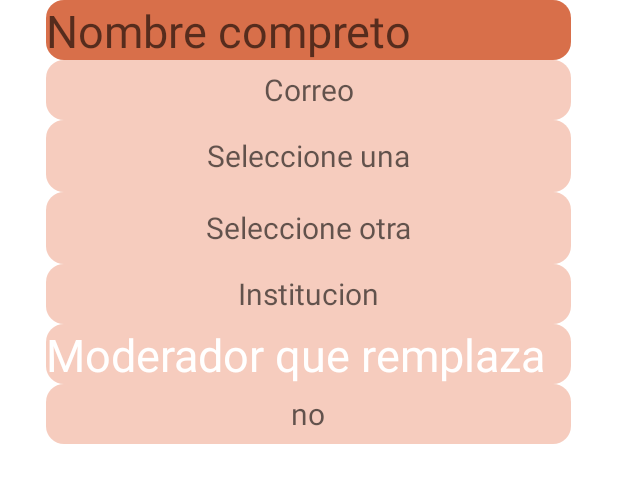
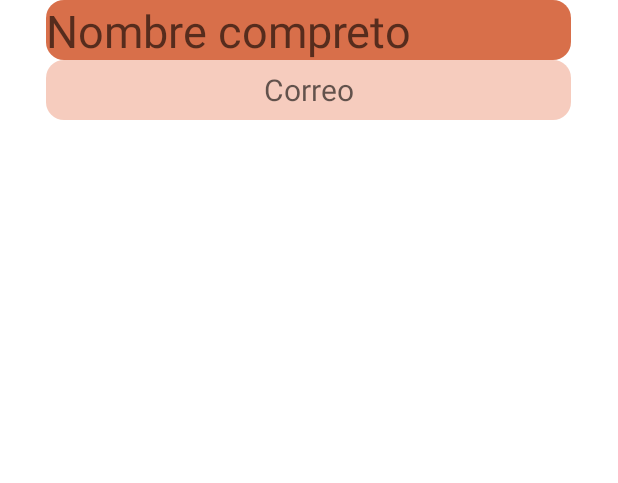
Before and after one commit to edwin-wq/ComMovProyecto, an Android app: the layout lista_item_moderador.xml on its own in the app's theme, with its tools: preview values and no code run, on a phone screen of 412 x 824 dp. Shown: the top 483 px of the screen. Run offline under Robolectric (Android 15) with nearby library versions, the phone set to English and light mode, and no system bars.

Commit message:
ventamas de mostrar lista y para eliminar a la mitad (actualizacion)

```diff
--- a/app/src/main/java/com/example/commovproyecto/ConsultarModeradoresActivity.java
+++ b/app/src/main/java/com/example/commovproyecto/ConsultarModeradoresActivity.java
@@ -40,10 +40,6 @@ public class ConsultarModeradoresActivity extends AppCompatActivity implements V
 
     }
 
-
-
-
-
     @Override
     public void onClick(View view) {
         switch (view.getId()){
--- a/app/src/main/java/com/example/commovproyecto/adaptadores/ListaModeradoresAdapter.java
+++ b/app/src/main/java/com/example/commovproyecto/adaptadores/ListaModeradoresAdapter.java
@@ -33,10 +33,10 @@ public class ListaModeradoresAdapter extends RecyclerView.Adapter<ListaModerador
         //holder.viewId.setText(listaModeradores.get(position).getId());
         holder.viewNombre.setText(listaModeradores.get(position).getNombre());
         holder.viewCorreo.setText(listaModeradores.get(position).getCorreo());
-        holder.viewArea1.setText(listaModeradores.get(position).getArea1());
-        holder.viewarea2.setText(listaModeradores.get(position).getArea2());
-        holder.viewInstitucion.setText(listaModeradores.get(position).getInstitucion());
-        holder.viewNombreMR.setText(listaModeradores.get(position).getNombreMR());
+        //holder.viewArea1.setText(listaModeradores.get(position).getArea1());
+        //holder.viewarea2.setText(listaModeradores.get(position).getArea2());
+        //holder.viewInstitucion.setText(listaModeradores.get(position).getInstitucion());
+        //holder.viewNombreMR.setText(listaModeradores.get(position).getNombreMR());
     }
 
     @Override
@@ -45,17 +45,17 @@ public class ListaModeradoresAdapter extends RecyclerView.Adapter<ListaModerador
     }
 
     public class ModeradorViewHolder extends RecyclerView.ViewHolder {
-        //viewId
-        TextView viewNombre, viewCorreo, viewArea1, viewarea2, viewInstitucion, viewNombreMR;
+        //viewId, viewArea1, viewarea2, viewInstitucion, viewNombreMR
+        TextView viewNombre, viewCorreo;
         public ModeradorViewHolder(@NonNull View itemView) {
             super(itemView);
             //viewId= itemView.findViewById(R.id.viewId);
             viewNombre= itemView.findViewById(R.id.viewNombreM);
             viewCorreo= itemView.findViewById(R.id.viewCorreo);
-            viewArea1= itemView.findViewById(R.id.viewArea1);
-            viewarea2= itemView.findViewById(R.id.viewarea2);
-            viewInstitucion= itemView.findViewById(R.id.viewInstitucion);
-            viewNombreMR= itemView.findViewById(R.id.viewNombreMR);
+            //viewArea1= itemView.findViewById(R.id.viewArea1);
+            //viewarea2= itemView.findViewById(R.id.viewarea2);
+            //viewInstitucion= itemView.findViewById(R.id.viewInstitucion);
+            //viewNombreMR= itemView.findViewById(R.id.viewNombreMR);
         }
     }
 }
--- a/app/src/main/java/com/example/commovproyecto/db/DbModeradores.java
+++ b/app/src/main/java/com/example/commovproyecto/db/DbModeradores.java
@@ -55,7 +55,7 @@ public class DbModeradores extends DbHelper {
         ModeradoresClass moderador;
         Cursor cursorModerador;
 
-        cursorModerador = db.rawQuery("SELECT id, nombre, correo, institucion, area1,area2 FROM " + TABLE_MODERADORES + " ORDER BY nombre ASC", null);
+        cursorModerador = db.rawQuery("SELECT id, nombre, correo FROM " + TABLE_MODERADORES + " ORDER BY nombre ASC", null);
 
         if (cursorModerador.moveToFirst()) {
             do {
@@ -63,10 +63,6 @@ public class DbModeradores extends DbHelper {
                 moderador.setId(cursorModerador.getInt(0));
                 moderador.setNombre(cursorModerador.getString(1));
                 moderador.setCorreo(cursorModerador.getString(2));
-                moderador.setInstitucion(cursorModerador.getString(3));
-                moderador.setArea1(cursorModerador.getString(4));
-                moderador.setArea2(cursorModerador.getString(5));
-
 
                 listaModerador.add(moderador);
             } while (cursorModerador.moveToNext());
--- a/app/src/main/res/layout/lista_item_moderador.xml
+++ b/app/src/main/res/layout/lista_item_moderador.xml
@@ -30,59 +30,5 @@
         android:textColor="@color/white"
         android:textSize="20dp"/>
 
-    <TextView
-        android:id="@+id/viewArea1"
-        android:layout_width="350dp"
-        android:layout_height="48dp"
-        android:background="@drawable/caja_text_style"
-        android:gravity="center"
-        android:hint="@string/areaPri"
-        android:inputType="textPersonName"
-        android:textColor="@color/white"
-        android:textSize="20dp"/>
-
-    <TextView
-        android:id="@+id/viewarea2"
-        android:layout_width="350dp"
-        android:layout_height="48dp"
-        android:background="@drawable/caja_text_style"
-        android:gravity="center"
-        android:hint="@string/areaSec"
-        android:inputType="textPersonName"
-        android:textColor="@color/white"
-        android:textSize="20dp"/>
-
-    <TextView
-        android:id="@+id/viewInstitucion"
-        android:layout_width="350dp"
-        android:layout_height="40dp"
-        android:background="@drawable/caja_text_style"
-        android:gravity="center"
-        android:hint="@string/institucion"
-        android:textColor="@color/white"
-        tools:ignore="TouchTargetSizeCheck"
-        android:textSize="20dp"/>
-
-    <TextView
-        android:layout_width="350dp"
-        android:layout_height="40dp"
-        android:background="@drawable/caja_text_style"
-        android:text="Moderador que remplaza"
-        tools:ignore="TouchTargetSizeCheck"
-        android:textColor="@color/white"
-        android:textSize="30dp"/>
-
-    <TextView
-        android:id="@+id/viewNombreMR"
-        android:layout_width="350dp"
-        android:layout_height="40dp"
-        android:background="@drawable/caja_text_style"
-        android:gravity="center"
-        android:inputType="textPersonName"
-        android:hint="no"
-        android:textColor="@color/white"
-        tools:ignore="TouchTargetSizeCheck"
-        android:textSize="20dp"/>
-
 
 </LinearLayout>
```
